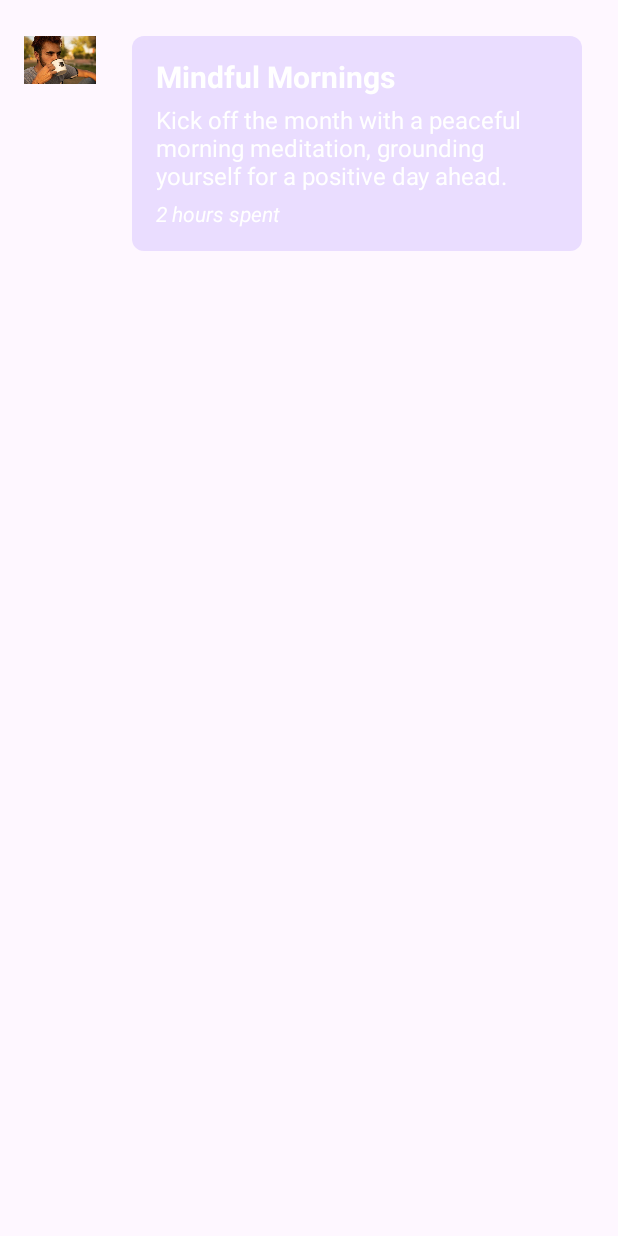
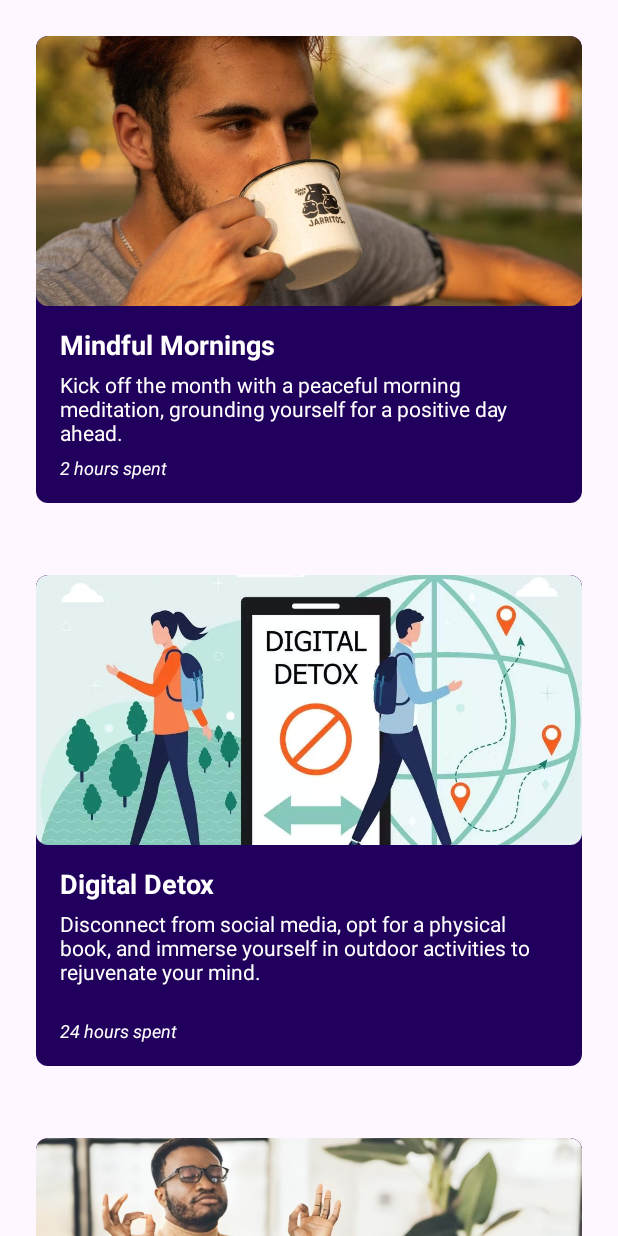
Before and after one commit to bitress/mindfulness-app, an Android app built with Jetpack Compose: the MainActivity screen opened directly, with no data from a screen before it, on a phone screen of 412 x 824 dp. Run offline under Robolectric (Android 15) with nearby library versions, the phone set to English and light mode, and no system bars.

Commit message:
card style

```diff
--- a/app/src/main/java/com/bitress/thirtydaysapp/MainActivity.kt
+++ b/app/src/main/java/com/bitress/thirtydaysapp/MainActivity.kt
@@ -11,6 +11,7 @@ import androidx.compose.foundation.layout.Column
 import androidx.compose.foundation.layout.Row
 import androidx.compose.foundation.layout.fillMaxSize
 import androidx.compose.foundation.layout.fillMaxWidth
+import androidx.compose.foundation.layout.height
 import androidx.compose.foundation.layout.padding
 import androidx.compose.foundation.layout.size
 import androidx.compose.foundation.lazy.LazyColumn
@@ -23,7 +24,9 @@ import androidx.compose.material3.Surface
 import androidx.compose.material3.Text
 import androidx.compose.runtime.Composable
 import androidx.compose.ui.Modifier
+import androidx.compose.ui.draw.clip
 import androidx.compose.ui.graphics.Color
+import androidx.compose.ui.layout.ContentScale
 import androidx.compose.ui.res.dimensionResource
 import androidx.compose.ui.res.painterResource
 import androidx.compose.ui.res.stringResource
@@ -72,14 +75,14 @@ class MainActivity : ComponentActivity() {
                 .fillMaxWidth()
                 .padding(dimensionResource(R.dimen.padding_small))
         ) {
-            MindfulnessImage(self_care.imageResourceId)
-            MindfulnessInformation(self_care.wellnessTitle, self_care.wellnessDescription, self_care.timeSpent)
+            MindfulnessInformation(self_care.imageResourceId, self_care.wellnessTitle, self_care.wellnessDescription, self_care.timeSpent)
         }
 
     }
 
     @Composable
     fun MindfulnessInformation(
+        @DrawableRes imageResource: Int,
         @StringRes wellnessTitle: Int,
         @StringRes wellnessDescription: Int,
         timeSpent: Int,
@@ -91,9 +94,23 @@ class MainActivity : ComponentActivity() {
                 .fillMaxWidth(),
             shape = RoundedCornerShape(8.dp),
             colors = CardDefaults.cardColors(
-                containerColor = MaterialTheme.colorScheme.primaryContainer
+                containerColor = MaterialTheme.colorScheme.onPrimaryContainer
             )
         ) {
+            Column(
+                modifier = Modifier
+                    .fillMaxWidth()
+            ) {
+                Image(
+                    painter = painterResource(id = imageResource),
+                    contentDescription = null,
+                    modifier = Modifier
+                        .fillMaxWidth()
+                        .height(180.dp)
+                        .clip(shape = RoundedCornerShape(8.dp)),
+                    contentScale = ContentScale.Crop
+                )
+
                 Column(
                     modifier = Modifier
                         .padding(16.dp)
@@ -103,7 +120,7 @@ class MainActivity : ComponentActivity() {
                         text = stringResource(wellnessTitle),
                         style = TextStyle(
                             fontWeight = FontWeight.Bold,
-                        fontSize = 20.sp,
+                            fontSize = 18.sp,
                             color = MaterialTheme.colorScheme.onPrimary
                         ),
                         modifier = Modifier.padding(bottom = 8.dp)
@@ -111,7 +128,7 @@ class MainActivity : ComponentActivity() {
                     Text(
                         text = stringResource(wellnessDescription),
                         style = TextStyle(
-                        fontSize = 16.sp,
+                            fontSize = 14.sp,
                             color = MaterialTheme.colorScheme.onPrimary
                         ),
                         modifier = Modifier.padding(bottom = 8.dp)
@@ -121,34 +138,20 @@ class MainActivity : ComponentActivity() {
                         style = TextStyle(
                             fontStyle = FontStyle.Italic,
                             color = MaterialTheme.colorScheme.onPrimary,
-                        fontSize = 14.sp
+                            fontSize = 12.sp
                         )
                     )
+                }
             }
         }
     }
 
 
 
-
-    @Composable
-    fun MindfulnessImage(@DrawableRes mindfulnessImage: Int, modifier: Modifier = Modifier) {
-
-        Image(
-            modifier = modifier
-                .size(dimensionResource(R.dimen.image_size))
-                .padding(
-                    dimensionResource(R.dimen.padding_small)
-                ),
-            painter = painterResource(mindfulnessImage),
-        contentDescription = null
-        )
-    }
-
     @Preview
     @Composable
-    fun WoofPreview() {
-        ThirtyDaysAppTheme(darkTheme = false) {
+    fun WellnessPreview() {
+        ThirtyDaysAppTheme(darkTheme = true) {
             MindfulnessInThirtyDays()
         }
     }
--- a/app/src/main/java/com/bitress/thirtydaysapp/data/Wellness.kt
+++ b/app/src/main/java/com/bitress/thirtydaysapp/data/Wellness.kt
@@ -15,5 +15,8 @@ data class Wellness(
 )
 
 val self_cares = listOf(
-    Wellness(R.drawable.mindful_morning, R.string.wellness_title, R.string.wellness_description, 2)
+    Wellness(R.drawable.mindful_morning, R.string.wellness_title, R.string.wellness_description, 2),
+    Wellness(R.drawable.digital_detox, R.string.wellness_title_2, R.string.wellness_description_2, 24),
+    Wellness(R.drawable.emotional_wellness, R.string.wellness_title_3, R.string.wellness_description_3, 8),
+    Wellness(R.drawable.healthy_habits, R.string.wellness_title_4, R.string.wellness_description_4, 12),
 )
--- a/app/src/main/res/values/strings.xml
+++ b/app/src/main/res/values/strings.xml
@@ -5,4 +5,10 @@
 
 
     <string name="hours_spent">%d hours spent</string>
+    <string name="wellness_title_2">Digital Detox</string>
+    <string name="wellness_description_2">Disconnect from social media, opt for a physical book, and immerse yourself in outdoor activities to rejuvenate your mind.\n</string>
+    <string name="wellness_title_3">Emotional Wellness</string>
+    <string name="wellness_description_3">Reflect on your emotions, acknowledging and understanding them without judgment. Consider expressing your feelings through journaling.</string>
+    <string name="wellness_title_4">Healthy Habits</string>
+    <string name="wellness_description_4">Prioritize hydration by drinking plenty of water. Focus on nourishing your body with balanced nutrition.\n</string>
 </resources>
```
Also changed, not shown: app/src/main/res/drawable/digital_detox.jpg (added), app/src/main/res/drawable/emotional_wellness.jpg (added), app/src/main/res/drawable/healthy_habits.jpg (added). Lines whose indentation alone changed are shown as unchanged.
